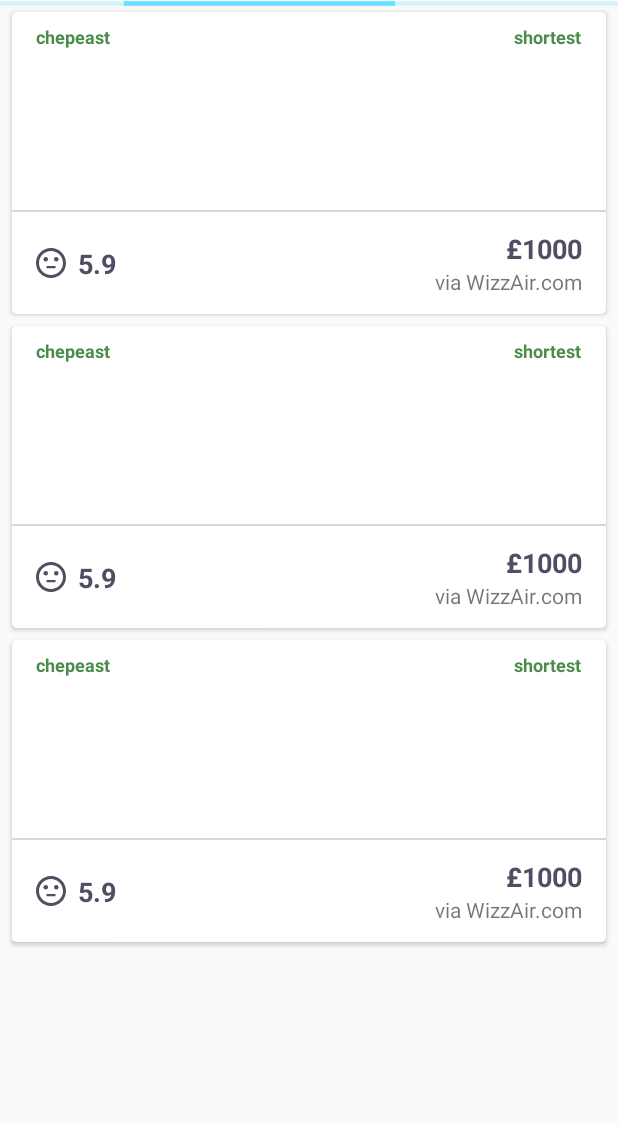
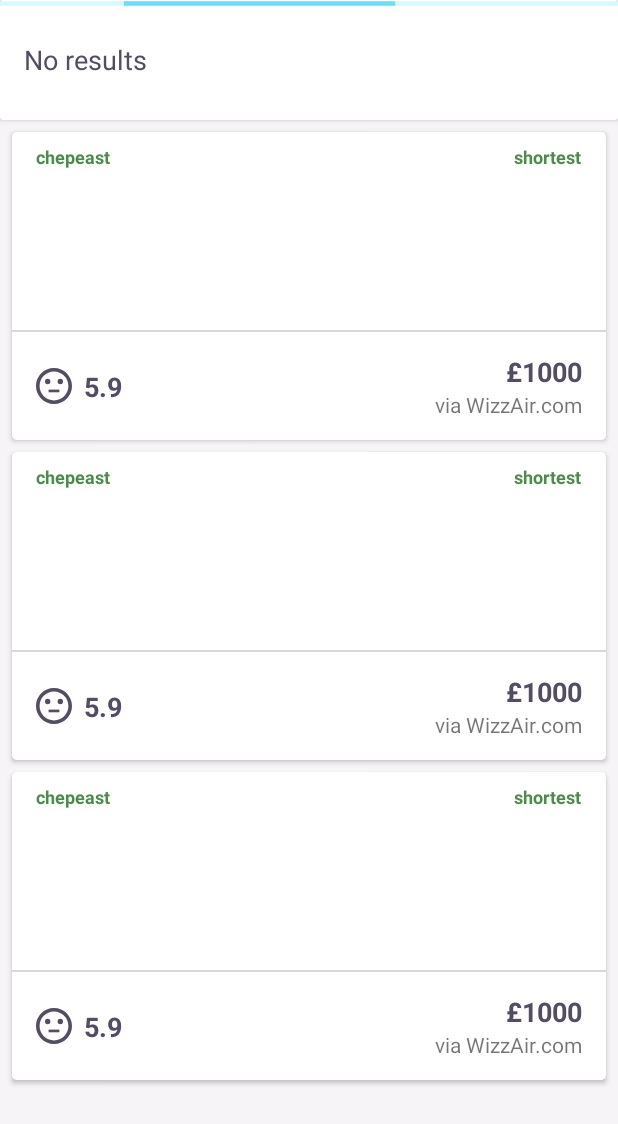
Before and after one commit to haroldolivieri/SearchFlights, an Android app: the layout activity_main.xml on its own in the app's theme, with its tools: preview values and no code run, on a phone screen of 412 x 824 dp. Shown: the top 1124 px of the screen. Run offline under Robolectric (Android 15) with nearby library versions, the phone set to English and light mode, and no system bars; network calls fail.

Commit message:
pagination fixed

```diff
--- a/app/src/main/java/com/haroldo/searchforflights/model/SearchQuery.kt
+++ b/app/src/main/java/com/haroldo/searchforflights/model/SearchQuery.kt
@@ -1,7 +1,6 @@
 package com.haroldo.searchforflights.model
 
 import android.os.Parcelable
-import com.haroldo.searchforflights.model.api.ApiCreateSessionRequest
 import kotlinx.android.parcel.Parcelize
 
 @Parcelize
--- a/app/src/main/java/com/haroldo/searchforflights/network/PollingUrlProvider.kt
+++ b/app/src/main/java/com/haroldo/searchforflights/network/PollingUrlProvider.kt
@@ -13,16 +13,11 @@ private const val URL_POLLING = "url_polling"
 class PollingUrlProvider @Inject constructor(
     private val sharedPreferences: SharedPreferences
 ) {
-    private val subject = BehaviorSubject.create<Unit>()
-
     fun set(pollingUrl: String) {
         if (!pollingUrl.isEmpty()) {
             sharedPreferences.edit().putString(URL_POLLING, pollingUrl).apply()
-            subject.onNext(Unit)
         }
     }
 
     fun get(): String = sharedPreferences.getString(URL_POLLING, "")!!
-
-    fun pollingUrlChanges(): Observable<Unit> = subject
 }
--- a/app/src/main/res/layout/activity_main.xml
+++ b/app/src/main/res/layout/activity_main.xml
@@ -4,36 +4,57 @@
     xmlns:tools="http://schemas.android.com/tools"
     android:layout_width="match_parent"
     android:layout_height="match_parent"
+    android:background="@color/colorBackground"
     tools:context=".flightsresults.presentation.MainActivity">
+
+    <androidx.recyclerview.widget.RecyclerView
+        android:id="@+id/recyclerView"
+        android:layout_width="match_parent"
+        android:layout_height="0dp"
+        app:layout_constraintBottom_toBottomOf="parent"
+        app:layout_constraintEnd_toEndOf="parent"
+        app:layout_constraintStart_toStartOf="parent"
+        app:layout_constraintTop_toBottomOf="@+id/header"
+        tools:listitem="@layout/item_itinenary">
+
+    </androidx.recyclerview.widget.RecyclerView>
+
+    <androidx.cardview.widget.CardView
+        android:id="@+id/header"
+        android:layout_width="0dp"
+        android:layout_height="@dimen/headerHeight"
+        app:layout_constraintEnd_toEndOf="parent"
+        app:layout_constraintStart_toStartOf="parent"
+        app:layout_constraintTop_toTopOf="parent">
+
+        <TextView
+            android:id="@+id/resultsCounter"
+            style="@style/TextMedium"
+            android:layout_width="wrap_content"
+            android:layout_height="wrap_content"
+            android:layout_gravity="center_vertical"
+            android:layout_marginStart="@dimen/spacing_16"
+            android:text="@string/no_results" />
+
+    </androidx.cardview.widget.CardView>
+
+    <androidx.constraintlayout.widget.Guideline
+        android:id="@+id/guideline"
+        android:layout_width="wrap_content"
+        android:layout_height="wrap_content"
+        android:orientation="horizontal"
+        app:layout_constraintGuide_begin="@dimen/spacing_4" />
 
     <ProgressBar
         android:id="@+id/loading"
         style="?android:attr/progressBarStyleHorizontal"
         android:layout_width="0dp"
         android:layout_height="wrap_content"
+        android:elevation="@dimen/elevation_3dp"
         android:indeterminate="true"
         app:layout_constraintBottom_toTopOf="@+id/guideline"
         app:layout_constraintLeft_toLeftOf="parent"
         app:layout_constraintRight_toRightOf="parent"
         app:layout_constraintTop_toTopOf="parent" />
 
-    <androidx.constraintlayout.widget.Guideline
-        android:id="@+id/guideline"
-        android:layout_width="wrap_content"
-        android:layout_height="wrap_content"
-        android:orientation="horizontal"
-        app:layout_constraintGuide_begin="4dp" />
-
-    <androidx.recyclerview.widget.RecyclerView
-        android:id="@+id/recyclerView"
-        android:layout_width="match_parent"
-        android:layout_height="match_parent"
-        app:layout_constraintBottom_toBottomOf="parent"
-        app:layout_constraintEnd_toEndOf="parent"
-        app:layout_constraintStart_toStartOf="parent"
-        app:layout_constraintTop_toTopOf="parent"
-        tools:listitem="@layout/item_itinenary">
-
-    </androidx.recyclerview.widget.RecyclerView>
-
 </androidx.constraintlayout.widget.ConstraintLayout>
--- a/app/src/main/res/layout/item_itinenary.xml
+++ b/app/src/main/res/layout/item_itinenary.xml
@@ -63,7 +63,7 @@
 
         <TextView
             android:id="@+id/rating"
-            style="@style/TextMedium"
+            style="@style/TextMediumBold"
             android:layout_width="wrap_content"
             android:layout_height="wrap_content"
             android:layout_marginStart="@dimen/spacing_8"
@@ -75,7 +75,7 @@
 
         <TextView
             android:id="@+id/price"
-            style="@style/TextMedium"
+            style="@style/TextMediumBold"
             android:layout_width="wrap_content"
             android:layout_height="wrap_content"
             android:layout_marginEnd="@dimen/spacing_16"
--- a/app/src/main/res/layout/view_leg.xml
+++ b/app/src/main/res/layout/view_leg.xml
@@ -7,7 +7,7 @@
 
     <TextView
         android:id="@+id/departureAndArrivalTime"
-        style="@style/TextMedium"
+        style="@style/TextMediumBold"
         android:layout_width="wrap_content"
         android:layout_height="wrap_content"
         android:layout_marginStart="@dimen/spacing_16"
@@ -38,7 +38,7 @@
 
     <TextView
         android:id="@+id/type"
-        style="@style/TextMedium"
+        style="@style/TextMediumBold"
         android:layout_width="wrap_content"
         android:layout_height="wrap_content"
         app:layout_constraintBaseline_toBaselineOf="@+id/departureAndArrivalTime"
--- a/app/src/main/res/values/colors.xml
+++ b/app/src/main/res/values/colors.xml
@@ -6,5 +6,7 @@
     <color name="colorTextMedium">#544C63</color>
     <color name="colorTextSmall">#898294</color>
     <color name="colorDivider">#D8D8D8</color>
+    <color name="colorBackground">#f6f4f7</color>
+    <color name="colorLight">#fafafa</color>
     <color name="colorGreen">#4c8c4a</color>
 </resources>
--- a/app/src/main/res/values/dimens.xml
+++ b/app/src/main/res/values/dimens.xml
@@ -4,11 +4,13 @@
     <dimen name="textSmall">12sp</dimen>
 
     <dimen name="carrierLogo">50dp</dimen>
-    <dimen name="reatingImage">20dp</dimen>
+    <dimen name="reatingImage">24dp</dimen>
+    <dimen name="headerHeight">80dp</dimen>
 
     <dimen name="spacing_24">24dp</dimen>
     <dimen name="spacing_16">16dp</dimen>
     <dimen name="spacing_32">32dp</dimen>
     <dimen name="spacing_8">8dp</dimen>
+    <dimen name="spacing_4">4dp</dimen>
     <dimen name="elevation_3dp">3dp</dimen>
 </resources>
--- a/app/src/main/res/values/strings.xml
+++ b/app/src/main/res/values/strings.xml
@@ -5,4 +5,5 @@
     <string name="retry">Retry</string>
     <string name="chepeast">chepeast</string>
     <string name="shortest">shortest</string>
+    <string name="no_results">No results</string>
 </resources>
--- a/app/src/main/res/values/styles.xml
+++ b/app/src/main/res/values/styles.xml
@@ -6,10 +6,15 @@
         <item name="colorAccent">@color/colorAccent</item>
     </style>
 
+    <style name="TextMediumBold">
+        <item name="android:textColor">@color/colorTextMedium</item>
+        <item name="android:textSize">@dimen/textMedium</item>
+        <item name="android:textStyle">bold</item>
+    </style>
+
     <style name="TextMedium">
         <item name="android:textColor">@color/colorTextMedium</item>
         <item name="android:textSize">@dimen/textMedium</item>
-        <item name="android:textStyle">bold</item>
     </style>
 
     <style name="TextSmall">
```
Also changed, not shown: app/src/main/java/com/haroldo/searchforflights/flightsresults/gateway/SearchFlightsGateway.kt (+6 -2 lines), app/src/main/java/com/haroldo/searchforflights/flightsresults/interactor/SearchFlightsInteractor.kt (+61 -34 lines), app/src/main/java/com/haroldo/searchforflights/flightsresults/presentation/FlightsResultPresenter.kt (+18 -11 lines), app/src/main/java/com/haroldo/searchforflights/flightsresults/presentation/MainActivity.kt (+31 -9 lines), app/src/main/java/com/haroldo/searchforflights/flightsresults/presentation/adapter/FlightsResultAdapter.kt (renamed from app/src/main/java/com/haroldo/searchforflights/flightsresults/presentation/FlightsResultAdapter.kt, +16 -8 lines), app/src/main/java/com/haroldo/searchforflights/flightsresults/presentation/adapter/ItinerariesItemPresenter.kt (renamed from app/src/main/java/com/haroldo/searchforflights/flightsresults/presentation/ItinerariesItemPresenter.kt, +5 -5 lines), app/src/main/java/com/haroldo/searchforflights/flightsresults/presentation/adapter/ItineraryViewHolder.kt (renamed from app/src/main/java/com/haroldo/searchforflights/flightsresults/presentation/ItineraryViewHolder.kt, +6 -3 lines), app/src/main/java/com/haroldo/searchforflights/model/Itinerary.kt (+19 -1 lines), app/src/main/java/com/haroldo/searchforflights/model/api/ApiCreateSessionRequest.kt (deleted, +0 -18 lines), app/src/main/java/com/haroldo/searchforflights/request/InMemoryFlowableRequest.kt (+10 -2 lines), app/src/main/res/layout/item_footer.xml (+15 -13 lines).
